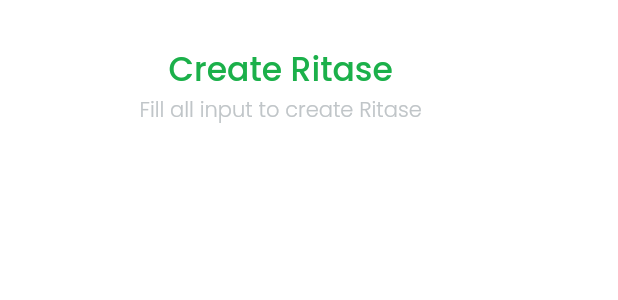
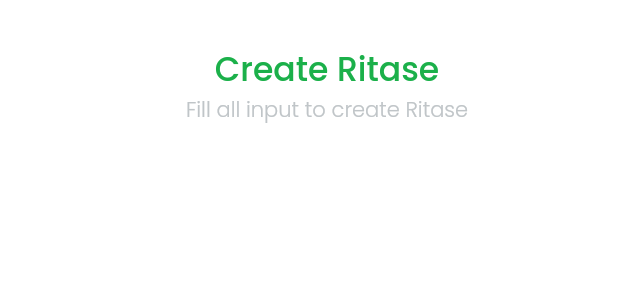
Before and after one commit to muhammadakbar-76/ritase, a Flutter app: the HeaderWidget widget shown alone on an empty page, opened directly, on a phone screen of 412 x 824 dp. Shown: the top 300 px of the screen. Run offline on Flutter 3.47's test engine with Material 2 defaults, Android fonts, the phone set to English and light mode, and no system bars; our stand-ins replace dio, equatable, flutter_bloc, flutter_hooks, google_fonts, loading_indicator and 1 more; accounts and stored records are empty; network calls fail.

Commit message:
fix something feels not right in header widget

```diff
--- a/lib/ui/widgets/header_widget.dart
+++ b/lib/ui/widgets/header_widget.dart
@@ -58,7 +58,9 @@ class HeaderWidget extends StatelessWidget {
                 ),
               ],
             ),
-            SizedBox(width: MediaQuery.of(context).size.width * 0.15),
+            back
+                ? SizedBox(width: MediaQuery.of(context).size.width * 0.15)
+                : const SizedBox(),
           ],
         ),
       ),
```
